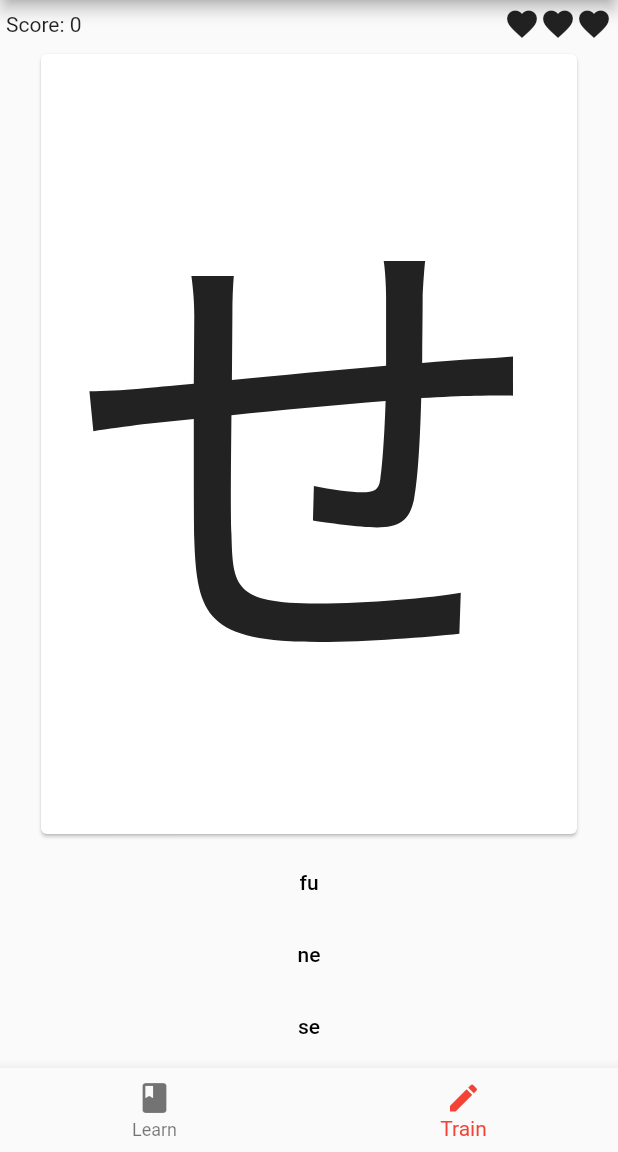
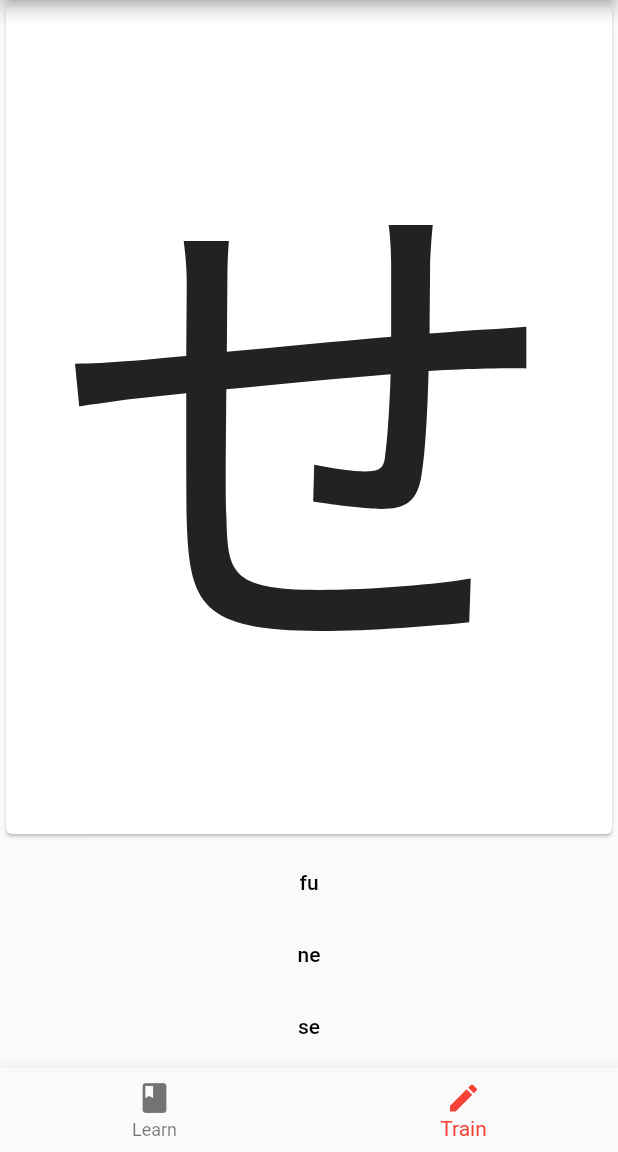
Before and after one commit to Simferoce/learning_hiragana, a Flutter app: the screen it shows after launch, item 2 of the bottom bar chosen, on a phone screen of 412 x 824 dp, the part 84-1236 px from its top. Run offline on Flutter 3.47's test engine with Material 2 defaults, Android fonts, the phone set to English and light mode, and no system bars.

Commit message:
revert to minimal app and clean up...

```diff
--- a/lib/app/home/home.dart
+++ b/lib/app/home/home.dart
@@ -6,7 +6,6 @@ import 'package:tp3/util/strings.dart';
 class Home extends StatefulWidget {
   @override
   State<StatefulWidget> createState() {
-    // TODO: implement createState
     return HomeState();
   }
 }
--- /dev/null
+++ b/lib/app/training/answer.dart
@@ -0,0 +1,6 @@
+class Answer {
+  String answer = "";
+  bool hasBeenAnswered = false;
+
+  Answer(this.answer);
+}
--- a/lib/app/training/question.dart
+++ b/lib/app/training/question.dart
@@ -1,13 +1,7 @@
 import 'dart:math';
 
 import 'package:tp3/app/hiragana/hiragana.dart';
-
-class Answer {
-  String answer = "";
-  bool hasBeenAnswered = false;
-
-  Answer(this.answer);
-}
+import 'package:tp3/app/training/answer.dart';
 
 class Question {
   static const _NUMBER_OF_POSSIBLE_ANSWERS = 3;
@@ -24,20 +18,21 @@ class Question {
   }
 
   generate() {
-    int rightAnswerIndex = _random.nextInt(Hiraganas.length);
+    int _rightAnswerIndex = _random.nextInt(Hiraganas.length);
     rightAnswerPosition = _random.nextInt(_NUMBER_OF_POSSIBLE_ANSWERS);
 
-    letter = Hiraganas.keys.elementAt(rightAnswerIndex);
+    letter = Hiraganas.keys.elementAt(_rightAnswerIndex);
+
     for (int i = 0; i < _NUMBER_OF_POSSIBLE_ANSWERS; i++) {
       if (i == rightAnswerPosition) {
-        answers[i] = Answer(Hiraganas.values.elementAt(rightAnswerIndex));
+        answers[i] = Answer(Hiraganas.values.elementAt(_rightAnswerIndex));
       } else {
         int _randomIndex;
         int _tryRandom = 0;
         do {
           _randomIndex = _random.nextInt(Hiraganas.length);
           _tryRandom++;
-        } while ((_randomIndex == rightAnswerIndex ||
+        } while ((_randomIndex == _rightAnswerIndex ||
                 -1 !=
                     answers.indexWhere((answer) =>
                         answer.answer !=
@@ -49,12 +44,9 @@ class Question {
     }
   }
 
-  void answerQuestion(Function() onRightAnswer, Function() onWrongAnswer, int index) {
+  void answerQuestion(Function() onRightAnswer, int index) {
     if (index == rightAnswerPosition) {
       onRightAnswer();
-    }
-    else {
-      onWrongAnswer();
     }
 
     answers[index].hasBeenAnswered = true;
--- a/lib/app/training/training.dart
+++ b/lib/app/training/training.dart
@@ -1,85 +1,32 @@
 import 'package:flutter/material.dart';
 import 'package:tp3/app/training/question.dart';
 import 'package:tp3/util/dimensions.dart';
-import 'package:tp3/util/strings.dart';
 
 class Training extends StatefulWidget {
   State<StatefulWidget> createState() => TrainingState();
 }
 
 class TrainingState extends State<Training> {
-  static const int MAX_HEALTH = 3;
-
-  Question question = Question();
-  int score = 0;
-  int health = MAX_HEALTH;
+  Question question;
 
   TrainingState() {
+    getNewQuestion();
+  }
+
+  void getNewQuestion() {
+    question = Question();
     question.generate();
   }
 
   void onRightAnswerAnswered() {
-    score++;
-    question = Question();
-    question.generate();
-  }
-
-  Future onWrongAnswerTried() async {
-    health--;
-
-    if (health <= 0) {
-      await showDialog(
-          context: context,
-          builder: (BuildContext context) {
-            return new AlertDialog(
-              title: Text(Strings.of(context).game_over),
-              actions: <Widget>[
-                FlatButton(
-                  child: Text(Strings.of(context).ok),
-                  onPressed: () {
-                    Navigator.of(context).pop(true);
-                  },
-                )
-              ],
-            );
-          }).then((val) {
-            setState(() {
-              health = MAX_HEALTH;
-              score = 0;
-              question = Question();
-              question.generate();
-            });
-      });
-    }
-  }
-
-  List<Widget> generateHealthPoints() {
-    List<Widget> widgets = List<Widget>();
-    for (int i = 0; i < health; i++) {
-      widgets.add(Icon(Icons.favorite));
-    }
-    return widgets;
+    getNewQuestion();
   }
 
   @override
   Widget build(BuildContext context) {
     return Column(
+      crossAxisAlignment: CrossAxisAlignment.stretch,
       children: <Widget>[
-        Padding(
-          padding: const EdgeInsets.all(PaddingNormal),
-          child: Row(
-            children: <Widget>[
-              Expanded(
-                  child: Text(
-                Strings.of(context).score(score),
-              )),
-              Row(
-                children: generateHealthPoints(),
-              )
-            ],
-          ),
-        ),
-
         Expanded(
           child: Card(
             child: Padding(
@@ -100,8 +47,7 @@ class TrainingState extends State<Training> {
                     onPressed: question.answers[0].hasBeenAnswered
                         ? null
                         : () => setState(() {
-                              question.answerQuestion(
-                                  onRightAnswerAnswered, onWrongAnswerTried, 0);
+                              question.answerQuestion(onRightAnswerAnswered, 0);
                             }),
                     child: Text(
                       question.answers[0].answer,
@@ -117,8 +63,7 @@ class TrainingState extends State<Training> {
                     onPressed: question.answers[1].hasBeenAnswered
                         ? null
                         : () => setState(() {
-                              question.answerQuestion(
-                                  onRightAnswerAnswered, onWrongAnswerTried, 1);
+                              question.answerQuestion(onRightAnswerAnswered, 1);
                             }),
                     child: Text(
                       question.answers[1].answer,
@@ -134,8 +79,7 @@ class TrainingState extends State<Training> {
                   onPressed: question.answers[2].hasBeenAnswered
                       ? null
                       : () => setState(() {
-                              question.answerQuestion(
-                                  onRightAnswerAnswered, onWrongAnswerTried, 2);
+                            question.answerQuestion(onRightAnswerAnswered, 2);
                           }),
                   child: Text(
                     question.answers[2].answer,
@@ -143,11 +87,12 @@ class TrainingState extends State<Training> {
                         color: !question.answers[2].hasBeenAnswered
                             ? Colors.black
                             : Colors.red),
-                    )),
+                  ),
+                ),
               )
             ],
           ),
-        ) //Text("TEST")
+        ),
       ],
     );
   }
--- a/lib/util/strings.dart
+++ b/lib/util/strings.dart
@@ -1,21 +1,15 @@
 import 'package:flutter/material.dart';
 
-Map<String, Map<String, dynamic>> StringValues = {
+const Map<String, Map<String, dynamic>> StringValues = {
   'en': {
     'title': 'Hiraganas',
     'learn': 'Learn',
     'train': 'Train',
-    'game_over': 'Game over',
-    'ok': 'Ok',
-    'score': (int nb) => 'Score: $nb',
   },
   'fr': {
     'title': 'Hiraganas',
     'learn': 'Apprendre',
     'train': 'Entrainement',
-    'game_over': 'Partie finie',
-    'ok' : 'Ok',
-    'score': (int nb) => 'Pointage: $nb',
   },
 };
 
@@ -25,14 +19,6 @@ class Strings {
   String get learn => StringValues[_languageCode]['learn'];
 
   String get train => StringValues[_languageCode]['train'];
-
-  String get game_over => StringValues[_languageCode]['game_over'];
-
-  String get ok => StringValues[_languageCode]['ok'];
-
-  String score(int nb) => StringValues[_languageCode]['score'](nb);
-
-
 
   //****************************************************
   //Implementation details. Mostly boilerplate code.
```
Also changed, not shown: lib/app/learning/learning.dart (+3 -5 lines). Lines whose indentation alone changed are shown as unchanged.
